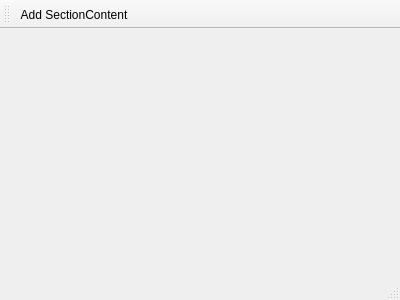
Above: AdvancedDockingSystemDemo/src/mainwindow.ui from mfreiholz/Qt-Advanced-Docking-System before the change. Below: the same form after it.
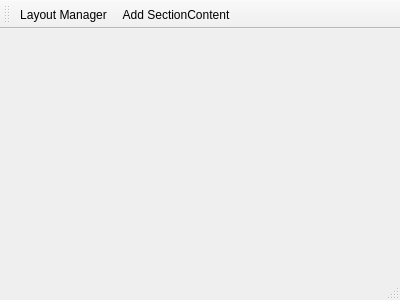
That is the form after the change.

Commit message: Adds layout manager form.

```diff
--- a/AdvancedDockingSystemDemo/src/mainwindow.ui
+++ b/AdvancedDockingSystemDemo/src/mainwindow.ui
@@ -21,6 +21,7 @@
    <attribute name="toolBarBreak">
     <bool>false</bool>
    </attribute>
+   <addaction name="actionLayoutManager"/>
    <addaction name="actionAddSectionContent"/>
   </widget>
   <widget class="QStatusBar" name="statusBar"/>
@@ -39,6 +40,11 @@
     <string>Add SectionContent</string>
    </property>
   </action>
+  <action name="actionLayoutManager">
+   <property name="text">
+    <string>Layout Manager</string>
+   </property>
+  </action>
  </widget>
  <layoutdefault spacing="6" margin="11"/>
  <resources/>
```
The commit also changes 8 other files.
